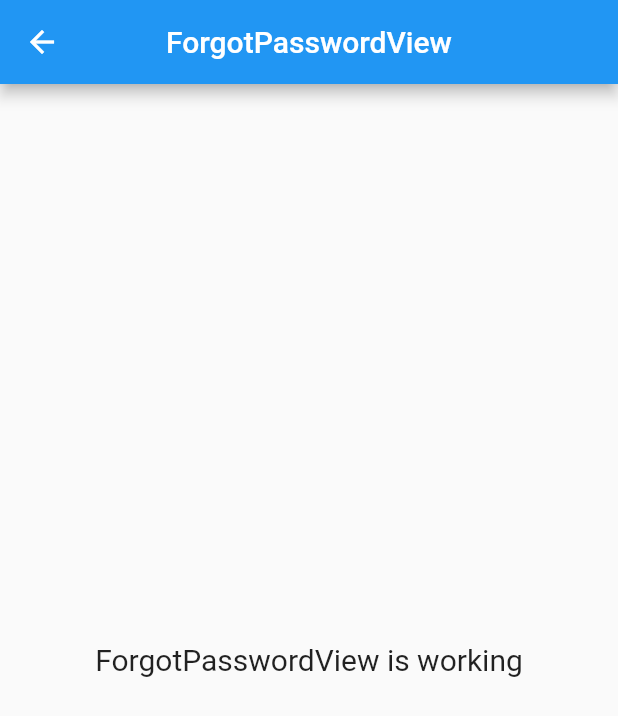
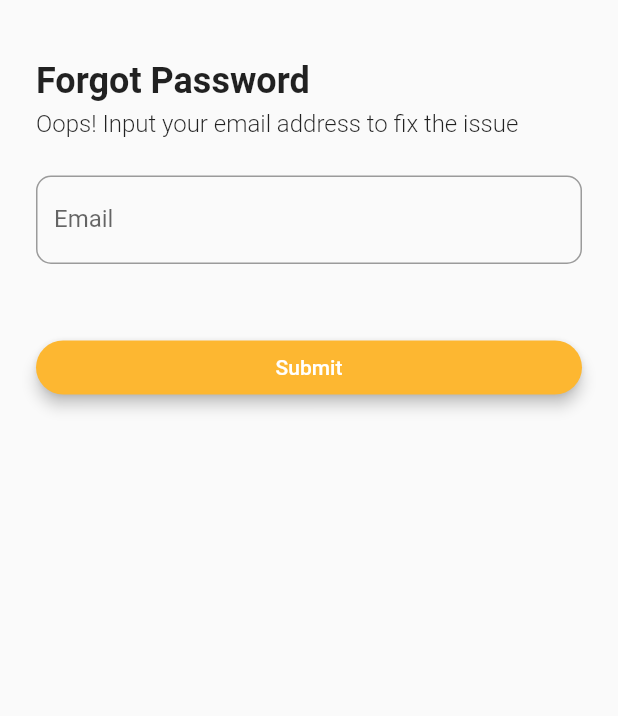
Before and after one commit to medkom22/appsoed2, a Flutter app: the ForgotPasswordView screen opened by its route, on a phone screen of 412 x 824 dp. Shown: the top 716 px of the screen. Run offline on Flutter 3.47's test engine with Material 2 defaults, Android fonts, the phone set to English and light mode, and no system bars; our stand-ins replace firebase_core, get; accounts and stored records are empty.

Commit message:
clear forgot password view and add comment in sign in modules

```diff
--- a/lib/app/modules/signin/views/forgot_password_view.dart
+++ b/lib/app/modules/signin/views/forgot_password_view.dart
@@ -3,17 +3,69 @@ import 'package:flutter/material.dart';
 import 'package:get/get.dart';
 
 class ForgotPasswordView extends GetView {
+  const ForgotPasswordView({Key? key}) : super(key: key);
+
   @override
   Widget build(BuildContext context) {
     return Scaffold(
-      appBar: AppBar(
-        title: Text('ForgotPasswordView'),
-        centerTitle: true,
-      ),
-      body: Center(
-        child: Text(
-          'ForgotPasswordView is working',
-          style: TextStyle(fontSize: 20),
+      body: SafeArea(
+        child: Padding(
+          padding: const EdgeInsets.only(
+            top: 40,
+            left: 24,
+            right: 24,
+          ),
+          child: Column(
+            crossAxisAlignment: CrossAxisAlignment.stretch,
+            children: [
+              const Text(
+                'Forgot Password',
+                style: TextStyle(
+                  fontSize: 24,
+                  fontWeight: FontWeight.w600,
+                ),
+              ),
+              const SizedBox(
+                height: 5,
+              ),
+              const Text(
+                'Oops! Input your email address to fix the issue',
+                style: TextStyle(
+                  fontWeight: FontWeight.w300,
+                  fontSize: 16,
+                ),
+              ),
+              const SizedBox(
+                height: 25,
+              ),
+              TextField(
+                decoration: InputDecoration(
+                  labelText: 'Email',
+                  border: OutlineInputBorder(
+                    borderSide: const BorderSide(
+                      color: Color(0xff979797),
+                      width: 0.5,
+                    ),
+                    borderRadius: BorderRadius.circular(10),
+                  ),
+                ),
+              ),
+              const SizedBox(
+                height: 45,
+              ),
+              ElevatedButton(
+                style: ElevatedButton.styleFrom(
+                  elevation: 4,
+                  shape: RoundedRectangleBorder(
+                    borderRadius: BorderRadius.circular(30),
+                  ),
+                  primary: const Color(0xffFDB731),
+                ),
+                child: const Text('Submit'),
+                onPressed: () {},
+              )
+            ],
+          ),
         ),
       ),
     );
--- a/lib/app/modules/signin/views/signin_view.dart
+++ b/lib/app/modules/signin/views/signin_view.dart
@@ -39,6 +39,7 @@ class SigninView extends GetView<SigninController> {
               ),
               //NOTE: END LOGO APP AND TEXT SIGN-IN =========
 
+              //NOTE: TEXTFIELD AND FORGOT PASSWORD
               Padding(
                 padding: EdgeInsets.only(
                   bottom: MediaQuery.of(context)
@@ -110,6 +111,9 @@ class SigninView extends GetView<SigninController> {
                   ),
                 ),
               ),
+              //NOTE: END TEXTFIELD AND FORGOT PASSWORD =========
+
+              // NOTE: BUTTON SIGN-IN
               Container(
                 decoration: BoxDecoration(
                   color: const Color(0xffFDB731),
@@ -141,6 +145,9 @@ class SigninView extends GetView<SigninController> {
                   ),
                 ),
               ),
+              // NOTE: END BUTTON SIGN-IN =========
+
+              // NOTE: SIGN IN WITH GOOGLE ACCOUNT
               Container(
                 margin: const EdgeInsets.symmetric(
                   vertical: 55,
@@ -207,6 +214,9 @@ class SigninView extends GetView<SigninController> {
                   ],
                 ),
               ),
+              // NOTE:END SIGN IN WITH GOOGLE ACCOUNT ==========
+
+// NOTE: REGISTER ACCOUNT
               Text.rich(
                 TextSpan(
                   text: 'Belum memiliki akun? ',
@@ -228,8 +238,10 @@ class SigninView extends GetView<SigninController> {
                   ],
                 ),
               ),
+// NOTE: END REGISTER ACCOUNT ===========
+
               const SizedBox(
-                height: 75,
+                height: 50,
               ),
             ],
           ),
--- a/lib/app/routes/app_pages.dart
+++ b/lib/app/routes/app_pages.dart
@@ -1,4 +1,4 @@
-import 'package:appsoed/app/modules/signin/views/forgot_password_view.dart';
+import '../modules/signin/views/forgot_password_view.dart';
 
 import '../views/views/profile_kabinet_view.dart';
 import 'package:get/get.dart';
--- a/lib/app/views/views/profile_kabinet_view.dart
+++ b/lib/app/views/views/profile_kabinet_view.dart
@@ -1,5 +1,5 @@
-import 'package:appsoed/app/provider/launcer_provider.dart';
-import 'package:appsoed/app/widgets/back_button_widget.dart';
+import '../../provider/launcer_provider.dart';
+import '../../widgets/back_button_widget.dart';
 import 'package:flutter/material.dart';
 import 'package:get/get.dart';
 
```
